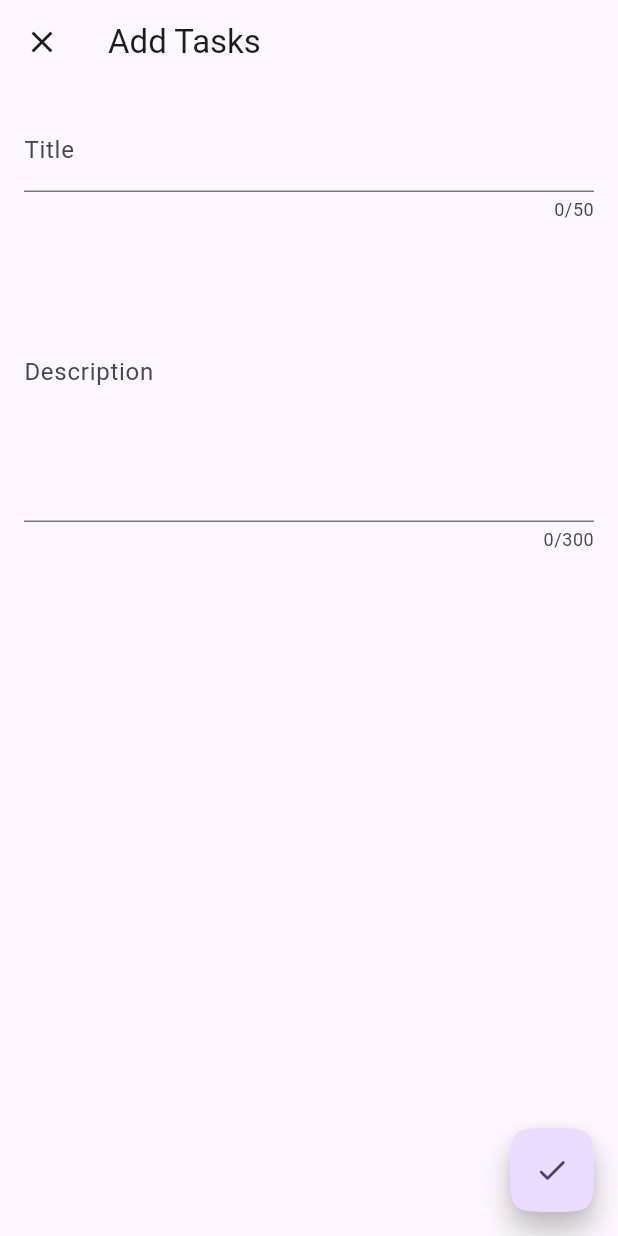
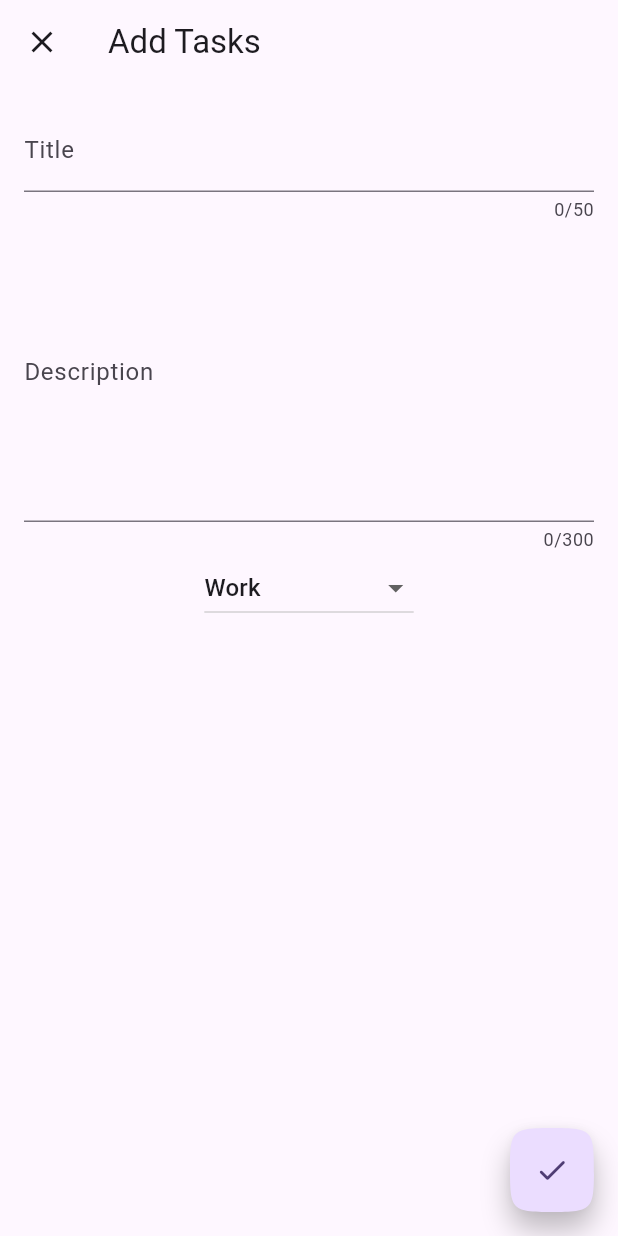
Before and after one commit to Khaleieiv/task_weather_manager, a Flutter app: the screen it shows after launch, after a tap on the "sunny snowing" icon, after a tap on the "add" icon, on a phone screen of 412 x 824 dp. Run offline on Flutter 3.47's test engine with Material 3 defaults, Android fonts, the phone set to English and light mode, and no system bars; our stand-ins replace equatable, flutter_bloc, geolocator, rxdart, shared_preferences.

Commit message:
Added categories and bag fix

```diff
--- a/lib/tasks/domain/entities/tasks/tasks_data.dart
+++ b/lib/tasks/domain/entities/tasks/tasks_data.dart
@@ -9,27 +9,27 @@ typedef JsonMap = Map<String, dynamic>;
 @JsonSerializable()
 class TasksData extends Equatable {
   final String id;
-
   final String title;
-
   final String description;
-
   final bool isCompleted;
+  final String category;
 
   TasksData({
     required this.title,
+    this.category = "",
     String? id,
     this.description = '',
     this.isCompleted = false,
   })  : assert(
-          id == null || id.isNotEmpty,
-          'id must be null or not empty',
-        ),
+  id == null || id.isNotEmpty,
+  'id must be null or not empty',
+  ),
         id = id ?? const Uuid().v4();
 
   TasksData copyWith({
     String? id,
     String? title,
+    String? category,
     String? description,
     bool? isCompleted,
   }) {
@@ -38,6 +38,7 @@ class TasksData extends Equatable {
       title: title ?? this.title,
       description: description ?? this.description,
       isCompleted: isCompleted ?? this.isCompleted,
+      category: category ?? this.category,
     );
   }
 
@@ -46,6 +47,5 @@ class TasksData extends Equatable {
   JsonMap toJson() => _$TasksDataToJson(this);
 
   @override
-  // TODO: implement props
-  List<Object?> get props => [id, title, description, isCompleted];
+  List<Object?> get props => [id, title, description, isCompleted, category];
 }
--- a/lib/tasks/presentation/pages/edit_tasks_page.dart
+++ b/lib/tasks/presentation/pages/edit_tasks_page.dart
@@ -3,6 +3,7 @@ import 'package:flutter_bloc/flutter_bloc.dart';
 import 'package:task_weather_manager/tasks/data/repositories/overview_tasks_repository.dart';
 import 'package:task_weather_manager/tasks/domain/entities/tasks/tasks_data.dart';
 import 'package:task_weather_manager/tasks/presentation/state/edit_tasks_bloc/edit_tasks_bloc.dart';
+import 'package:task_weather_manager/tasks/presentation/widgets/custom_category_dropdown.dart';
 import 'package:task_weather_manager/tasks/presentation/widgets/custom_description_field.dart';
 import 'package:task_weather_manager/tasks/presentation/widgets/custom_title_field.dart';
 
@@ -28,7 +29,6 @@ class EditTasksPage extends StatelessWidget {
           tasksRepository: context.read<OverviewTasksRepository>(),
           initialTasks: initialTasks,
         ),
-
         child: const EditTasksPage(),
       ),
     );
@@ -69,7 +69,11 @@ class EditTasksView extends StatelessWidget {
           child: Padding(
             padding: EdgeInsets.all(16),
             child: Column(
-              children: [CustomTitleField(), CustomDescriptionField()],
+              children: [
+                CustomTitleField(),
+                CustomDescriptionField(),
+                CustomCategoryDropdown(),
+              ],
             ),
           ),
         ),
--- a/lib/tasks/presentation/pages/tasks_page.dart
+++ b/lib/tasks/presentation/pages/tasks_page.dart
@@ -3,9 +3,11 @@ import 'package:flutter_bloc/flutter_bloc.dart';
 import 'package:task_weather_manager/tasks/data/repositories/overview_tasks_repository.dart';
 import 'package:task_weather_manager/tasks/presentation/pages/edit_tasks_page.dart';
 import 'package:task_weather_manager/tasks/presentation/state/tasks_bloc/tasks_bloc.dart';
+import 'package:task_weather_manager/tasks/presentation/widgets/category_filter_button.dart';
 import 'package:task_weather_manager/tasks/presentation/widgets/tasks_filter_button.dart';
 import 'package:task_weather_manager/tasks/presentation/widgets/tasks_list.dart';
 import 'package:task_weather_manager/tasks/presentation/widgets/tasks_settings_button.dart';
+import 'package:task_weather_manager/tasks/utils/category_filter.dart';
 
 class TasksPage extends StatelessWidget {
   const TasksPage({super.key});
@@ -34,6 +36,7 @@ class TasksView extends StatelessWidget {
         ),
         backgroundColor: Colors.indigoAccent,
         actions: const [
+          CategoryFilterButton(),
           TasksFilterButton(),
           TasksSettingButton(),
         ],
@@ -103,15 +106,16 @@ class TasksView extends StatelessWidget {
               child: ListView(
                 children: [
                   for (final task in state.filteredTodos)
+                    if (state.category.apply(task))
                     TasksList(
                       task: task,
                       afterSwitchingDone: (isCompleted) {
                         context.read<TasksBloc>().add(
-                              TasksCompletion(
-                                task: task,
-                                isCompleted: isCompleted,
-                              ),
-                            );
+                          TasksCompletion(
+                            task: task,
+                            isCompleted: isCompleted,
+                          ),
+                        );
                       },
                       onDismissed: (_) {
                         context.read<TasksBloc>().add(TasksDeleted(task));
@@ -122,6 +126,7 @@ class TasksView extends StatelessWidget {
                         );
                       },
                     ),
+
                 ],
               ),
             );
--- a/lib/tasks/presentation/state/edit_tasks_bloc/edit_tasks_bloc.dart
+++ b/lib/tasks/presentation/state/edit_tasks_bloc/edit_tasks_bloc.dart
@@ -16,11 +16,13 @@ class EditTasksBloc extends Bloc<EditTasksEvent, EditTasksState> {
           EditTasksState(
             initialTasks: initialTasks,
             title: initialTasks?.title ?? '',
+            category: initialTasks?.category ?? '',
             description: initialTasks?.description ?? '',
           ),
         ) {
     on<EditTasksSubmitted>(_onSubmitted);
     on<EditTasksTitle>(_onTitleChanged);
+    on<EditTasksCategory>(_onCategoryChanged);
     on<EditTasksDescription>(_onDescriptionChanged);
   }
 
@@ -31,8 +33,10 @@ class EditTasksBloc extends Bloc<EditTasksEvent, EditTasksState> {
     Emitter<EditTasksState> emit,
   ) async {
     emit(state.copyWith(status: EditTasksStatus.loading));
-    final tasks = (state.initialTasks ?? TasksData(title: '')).copyWith(
+    final tasks =
+        (state.initialTasks ?? TasksData(title: '')).copyWith(
       title: state.title,
+      category: state.category,
       description: state.description,
     );
 
@@ -51,6 +55,13 @@ class EditTasksBloc extends Bloc<EditTasksEvent, EditTasksState> {
     emit(state.copyWith(title: event.title));
   }
 
+  void _onCategoryChanged(
+      EditTasksCategory event,
+      Emitter<EditTasksState> emit,
+      ) {
+    emit(state.copyWith(category: event.category));
+  }
+
   void _onDescriptionChanged(
     EditTasksDescription event,
     Emitter<EditTasksState> emit,
--- a/lib/tasks/presentation/state/edit_tasks_bloc/edit_tasks_event.dart
+++ b/lib/tasks/presentation/state/edit_tasks_bloc/edit_tasks_event.dart
@@ -20,6 +20,16 @@ final class EditTasksTitle extends EditTasksEvent {
   List<Object> get props => [title];
 }
 
+final class EditTasksCategory extends EditTasksEvent {
+  const EditTasksCategory(this.category);
+
+  final String category;
+
+  @override
+  List<Object> get props => [category];
+}
+
+
 final class EditTasksDescription extends EditTasksEvent {
   const EditTasksDescription(this.description);
 
--- a/lib/tasks/presentation/state/edit_tasks_bloc/edit_tasks_state.dart
+++ b/lib/tasks/presentation/state/edit_tasks_bloc/edit_tasks_state.dart
@@ -7,12 +7,14 @@ final class EditTasksState extends Equatable {
     this.status = EditTasksStatus.initial,
     this.initialTasks,
     this.title = '',
+    this.category = '',
     this.description = '',
   });
 
   final EditTasksStatus status;
   final TasksData? initialTasks;
   final String title;
+  final String category;
   final String description;
 
   bool get isNewTasks => initialTasks == null;
@@ -21,12 +23,14 @@ final class EditTasksState extends Equatable {
     EditTasksStatus? status,
     TasksData? initialTasks,
     String? title,
+    String? category,
     String? description,
   }) {
     return EditTasksState(
       status: status ?? this.status,
       initialTasks: initialTasks ?? this.initialTasks,
       title: title ?? this.title,
+      category: category ?? this.category,
       description: description ?? this.description,
     );
   }
--- a/lib/tasks/presentation/state/tasks_bloc/tasks_state.dart
+++ b/lib/tasks/presentation/state/tasks_bloc/tasks_state.dart
@@ -7,26 +7,31 @@ class TasksState extends Equatable {
     this.status = TasksStatus.initial,
     this.tasks = const [],
     this.filter = TaskFilter.all,
+    this.category = CategoryFilter.all,
     this.lastDeletedTask,
   });
 
   final TasksStatus status;
   final List<TasksData> tasks;
   final TaskFilter filter;
+  final CategoryFilter category;
   final TasksData? lastDeletedTask;
 
   Iterable<TasksData> get filteredTodos => filter.applyAll(tasks);
+  Iterable<TasksData> get filteredCategory => category.applyAll(tasks);
 
   TasksState copyWith({
     TasksStatus Function()? status,
     List<TasksData> Function()? tasks,
     TaskFilter Function()? filter,
+    CategoryFilter Function()? category,
     TasksData? Function()? lastDeletedTask,
   }) {
     return TasksState(
       status: status != null ? status() : this.status,
       tasks: tasks != null ? tasks() : this.tasks,
       filter: filter != null ? filter() : this.filter,
+      category: category != null ? category() : this.category,
       lastDeletedTask:
           lastDeletedTask != null ? lastDeletedTask() : this.lastDeletedTask,
     );
@@ -37,6 +42,7 @@ class TasksState extends Equatable {
         status,
         tasks,
         filter,
+        category,
         lastDeletedTask,
       ];
 }
--- /dev/null
+++ b/lib/tasks/presentation/widgets/category_filter_button.dart
@@ -0,0 +1,53 @@
+import 'package:flutter/material.dart';
+import 'package:flutter_bloc/flutter_bloc.dart';
+import 'package:task_weather_manager/tasks/presentation/state/tasks_bloc/tasks_bloc.dart';
+import 'package:task_weather_manager/tasks/utils/category_filter.dart';
+
+class CategoryFilterButton extends StatelessWidget {
+  const CategoryFilterButton({super.key});
+
+  @override
+  Widget build(BuildContext context) {
+    final activeCategory =
+        context.select((TasksBloc bloc) => bloc.state.category);
+
+    return PopupMenuButton<CategoryFilter>(
+      tooltip: "Filter by Category",
+      icon: const Icon(
+        Icons.category,
+        color: Colors.white,
+      ),
+      shape: const ContinuousRectangleBorder(
+        borderRadius: BorderRadius.all(Radius.circular(16)),
+      ),
+      initialValue: activeCategory,
+      onSelected: (category) {
+        context.read<TasksBloc>().add(CategoriesFilter(category));
+      },
+      itemBuilder: (context) {
+        return [
+          const PopupMenuItem(
+            value: CategoryFilter.all, // Empty string for showing all categories
+            child: Text("All Categories"),
+          ),
+          const PopupMenuItem(
+            value: CategoryFilter.work,
+            child: Text("Work"),
+          ),
+          const PopupMenuItem(
+            value: CategoryFilter.personal,
+            child: Text("Personal"),
+          ),
+          const PopupMenuItem(
+            value: CategoryFilter.study,
+            child: Text("Study"),
+          ),
+          const PopupMenuItem(
+            value: CategoryFilter.other,
+            child: Text("Other"),
+          ),
+        ];
+      },
+    );
+  }
+}
--- /dev/null
+++ b/lib/tasks/presentation/widgets/custom_category_dropdown.dart
@@ -0,0 +1,42 @@
+import 'package:flutter/material.dart';
+import 'package:flutter_bloc/flutter_bloc.dart';
+import 'package:task_weather_manager/tasks/presentation/state/edit_tasks_bloc/edit_tasks_bloc.dart';
+
+class CustomCategoryDropdown extends StatelessWidget {
+  const CustomCategoryDropdown({super.key});
+
+  @override
+  Widget build(BuildContext context) {
+    final state = context.watch<EditTasksBloc>().state;
+    final selectedCategory = state.initialTasks?.category ?? '';
+
+    final List<String> categories = ['Work', 'Personal', 'Study', 'Other'];
+
+    assert(
+      categories.toSet().length == categories.length,
+      'Categories must be unique',
+    );
+
+    final validSelectedCategory = categories.contains(selectedCategory)
+        ? selectedCategory
+        : categories.first;
+
+    return Scrollbar(
+      child: SingleChildScrollView(
+        child: DropdownButton<String>(
+          value: validSelectedCategory,
+          onChanged: (value) {
+            context.read<EditTasksBloc>().add(EditTasksCategory(value ?? ''));
+          },
+          items: categories.map((String category) {
+            return DropdownMenuItem<String>(
+              value: category,
+              child: Text(category),
+            );
+          }).toList(),
+          hint: const Text("Select Category"),
+        ),
+      ),
+    );
+  }
+}
--- a/pubspec.yaml
+++ b/pubspec.yaml
@@ -75,10 +75,7 @@ flutter:
   # assets:
   #   - images/a_dot_burr.jpeg
   #   - images/a_dot_ham.jpeg
-  fonts:
-    - family: WeatherIcons
-      fonts:
-        - asset: packages/weather_icons/fonts/weathericons-regular-webfont.ttf
+
   # An image asset can refer to one or more resolution-specific "variants", see
   # https://flutter.dev/assets-and-images/#resolution-aware
 
```
Also changed, not shown: lib/tasks/presentation/state/tasks_bloc/tasks_bloc.dart (+9 -0 lines), lib/tasks/presentation/state/tasks_bloc/tasks_event.dart (+10 -0 lines), lib/tasks/presentation/widgets/tasks_list.dart (+16 -1 lines), lib/tasks/utils/category_filter.dart (added, +24 -0 lines), lib/tasks/domain/entities/tasks/tasks_data.g.dart.
